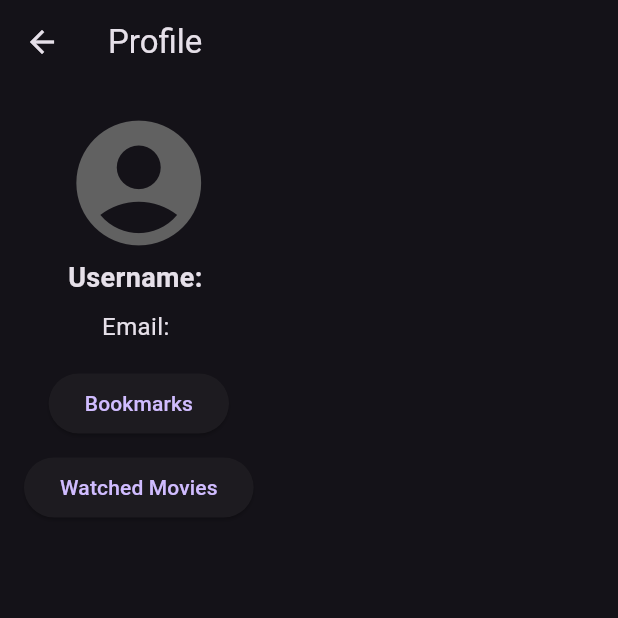
After one commit to ishahahahan/CineStore, a Flutter app: the MainScreen screen opened by its route, item 3 of the bottom bar chosen, after a tap on the "account circle" icon, on a phone screen of 412 x 824 dp, the top half of it. The commit adds this screen. Run offline on Flutter 3.47's test engine with Material 3 defaults, Android fonts, the phone set to English and light mode, and no system bars; our stand-ins replace flutter_rating_bar, salomon_bottom_bar, supabase_flutter; accounts and stored records are empty.

Commit message:
implemented community chat, profile page, logo

```diff
--- a/lib/bottom_nav_bar_screens/bookmarks.dart
+++ b/lib/bottom_nav_bar_screens/bookmarks.dart
@@ -3,24 +3,63 @@ import 'package:imdb/home_page/movie_list_page.dart';
 import 'package:imdb/main.dart';
 
 class BookmarksScreen extends StatefulWidget {
-  const BookmarksScreen({super.key});
+  const BookmarksScreen({super.key, Key? customKey});
 
   @override
   BookmarksScreenState createState() => BookmarksScreenState();
 }
 
 class BookmarksScreenState extends State<BookmarksScreen> {
+  late Future<List<Map<String, dynamic>>> _bookmarksFuture;
+
+  @override
+  void initState() {
+    super.initState();
+    print('ssup');
+    _bookmarksFuture = fetchBookmarks();
+  }
+
   @override
   Widget build(BuildContext context) {
-    return MovieListPage(
-      movies: fetchBookmarks(),
+    return FutureBuilder<List<Map<String, dynamic>>>(
+      future: _bookmarksFuture,
+      builder: (context, snapshot) {
+        if (snapshot.connectionState == ConnectionState.waiting) {
+          return const Center(
+            child: CircularProgressIndicator(),
+          );
+        } else if (snapshot.hasError) {
+          return Center(
+            child: Text('Error: ${snapshot.error}'),
+          );
+        } else if (snapshot.data == null || snapshot.data!.isEmpty) {
+          return const Center(
+            child: Text('Add movies to your watchlist'),
+          );
+        } else {
+          return MovieListPage(movies: _bookmarksFuture);
+        }
+      },
     );
   }
 
   Future<List<Map<String, dynamic>>> fetchBookmarks() async {
-    final response =
-        await supabase.from('movies').select().order('title', ascending: true);
+    final currentUser = supabase.auth.currentUser;
+    print(currentUser?.id);
+    if (currentUser == null) {
+      throw Exception('User not authenticated');
+    }
 
-    return response;
+    try {
+      final response = await supabase
+          .from('watchlist')
+          .select('*, movies(*)')
+          .eq('user_id', currentUser.id);
+
+      return response;
+    } catch (e) {
+      print(e);
+      throw Exception('Failed to fetch bookmarks: $e');
+    }
   }
 }
--- a/lib/main.dart
+++ b/lib/main.dart
@@ -1,5 +1,6 @@
 import 'package:flutter/material.dart';
 import 'package:imdb/screens/main_screen.dart';
+import 'package:imdb/screens/profile.dart';
 import 'package:imdb/screens/splash_screen.dart';
 import 'auth/welcome.dart';
 import 'auth/login.dart';
@@ -36,6 +37,7 @@ class MyApp extends StatelessWidget {
           LoginScreen.id: (context) => const LoginScreen(),
           SignUpScreen.id: (context) => const SignUpScreen(),
           MainScreen.id: (context) => const MainScreen(),
+          ProfilePage.id: (context) => const ProfilePage(),
         });
   }
 }
--- a/lib/screens/main_screen.dart
+++ b/lib/screens/main_screen.dart
@@ -1,11 +1,10 @@
 import 'package:flutter/material.dart';
-import 'package:imdb/auth/welcome.dart';
-import 'package:imdb/main.dart';
 import 'package:salomon_bottom_bar/salomon_bottom_bar.dart';
 import '../bottom_nav_bar_screens/bookmarks.dart';
 import '../bottom_nav_bar_screens/home.dart';
 import '../bottom_nav_bar_screens/search.dart';
 import '../bottom_nav_bar_screens/community_chat.dart';
+import 'profile.dart';
 
 class MainScreen extends StatefulWidget {
   const MainScreen({super.key});
@@ -38,19 +37,18 @@ class MainScreenState extends State<MainScreen> {
       child: Scaffold(
         appBar: AppBar(
           automaticallyImplyLeading: false,
-          title: const Text(
-            'IMDb',
-            style: TextStyle(fontSize: 25, fontWeight: FontWeight.bold),
+          title: const CircleAvatar(
+            backgroundImage: AssetImage('logo/logo2.png'),
+            radius: 40,
+            backgroundColor: Colors.transparent,
           ),
           actions: [
             Padding(
               padding: const EdgeInsets.all(8.0),
               child: IconButton(
                 onPressed: () async {
-                  // Sign Out
-                  await supabase.auth.signOut();
-                  Navigator.pushNamedAndRemoveUntil(
-                      context, WelcomeScreen.id, (route) => false);
+                  // Profile page
+                  Navigator.pushNamed(context, ProfilePage.id);
                 },
                 icon: const Icon(Icons.account_circle, size: 35),
               ),
--- /dev/null
+++ b/lib/screens/profile.dart
@@ -0,0 +1,60 @@
+import 'package:flutter/material.dart';
+import 'package:imdb/bottom_nav_bar_screens/bookmarks.dart'; // Import the Bookmarks screen
+import '../main.dart';
+
+class ProfilePage extends StatelessWidget {
+  const ProfilePage({super.key});
+
+  static const String id = '/profile';
+
+  @override
+  Widget build(BuildContext context) {
+    final currentUser = supabase.auth.currentUser;
+
+    return Scaffold(
+      appBar: AppBar(
+        title: const Text('Profile'),
+      ),
+      body: Padding(
+        padding: const EdgeInsets.all(16.0),
+        child: Column(
+          crossAxisAlignment: CrossAxisAlignment.center,
+          children: [
+            Icon(Icons.account_circle, size: 100.0, color: Colors.grey[700]),
+            // Basic information
+            Text(
+              'Username: ${currentUser?.email ?? 'Unknown'}',
+              style:
+                  const TextStyle(fontSize: 18.0, fontWeight: FontWeight.bold),
+            ),
+            const SizedBox(height: 8.0),
+            Text(
+              'Email: ${currentUser?.email ?? 'Unknown'}',
+              style: const TextStyle(fontSize: 16.0),
+            ),
+            const SizedBox(height: 16.0),
+            // Navigation buttons
+            ElevatedButton(
+              onPressed: () {
+                // Navigate to Bookmarks page
+                Navigator.push(
+                  context,
+                  MaterialPageRoute(
+                      builder: (context) => const BookmarksScreen()),
+                );
+              },
+              child: const Text('Bookmarks'),
+            ),
+            const SizedBox(height: 8.0),
+            ElevatedButton(
+              onPressed: () {
+                // Navigate to Watched Movies page
+              },
+              child: const Text('Watched Movies'),
+            ),
+          ],
+        ),
+      ),
+    );
+  }
+}
--- a/pubspec.yaml
+++ b/pubspec.yaml
@@ -35,6 +35,7 @@ dependencies:
   salomon_bottom_bar: ^3.3.2
   supabase: ^2.0.8
   supabase_flutter: ^2.5.1
+  timeago: ^3.6.1
 
 dev_dependencies:
   flutter_lints: ^3.0.0
@@ -51,9 +52,8 @@ flutter:
   # the material Icons class.
   uses-material-design: true
   # To add assets to your application, add an assets section, like this:
-  # assets:
-  #   - images/a_dot_burr.jpeg
-  #   - images/a_dot_ham.jpeg
+  assets:
+    - logo/
   # An image asset can refer to one or more resolution-specific "variants", see
   # https://flutter.dev/assets-and-images/#resolution-aware
   # For details regarding adding assets from package dependencies, see
```
Also changed, not shown: lib/auth/welcome.dart (+6 -1 lines), lib/bottom_nav_bar_screens/community_chat.dart (+188 -70 lines), lib/home_page/movie_list_page.dart (+4 -6 lines), lib/screens/movie_details.dart (+20 -9 lines), logo/logo.png (added), logo/logo2.png (added), pubspec.lock.
